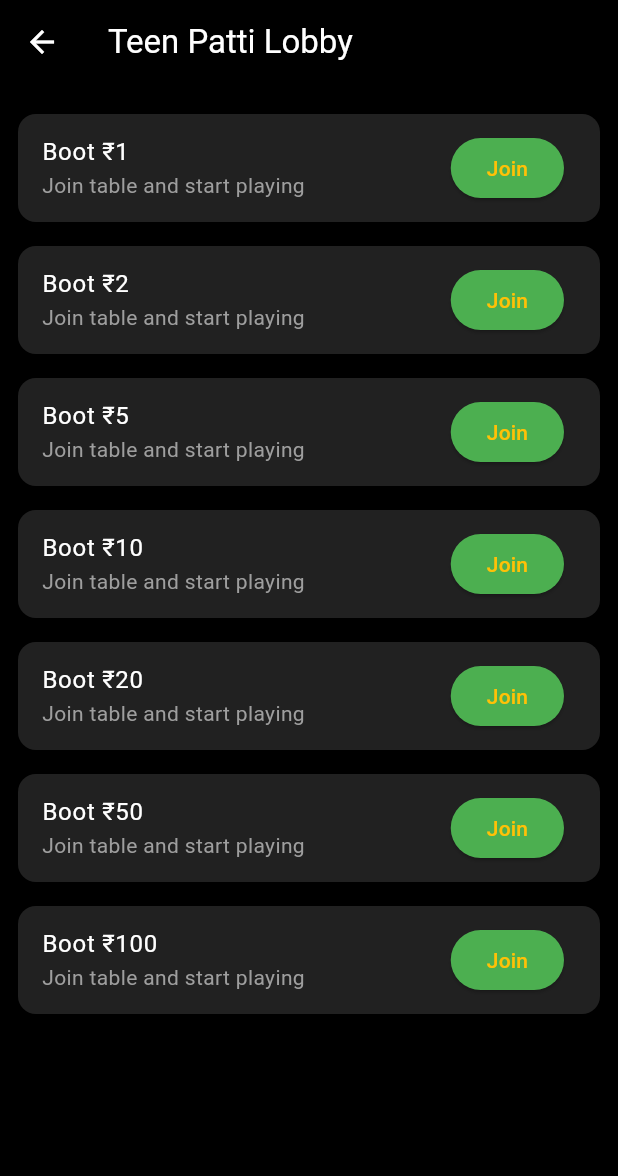
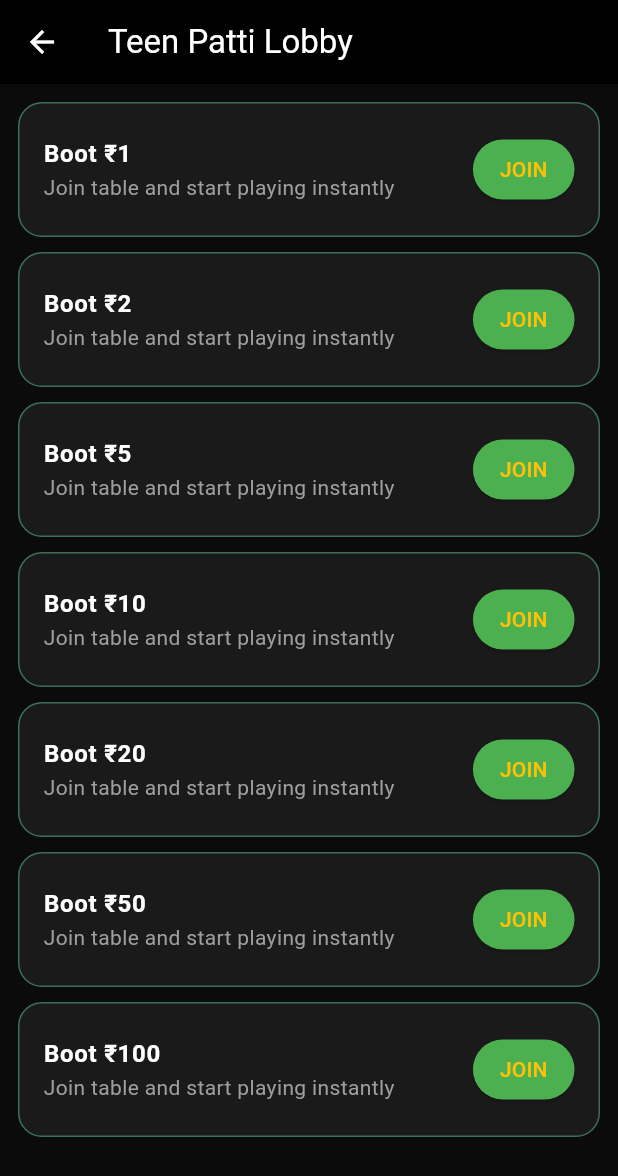
Before and after one commit to sujitfalia-blip/There-chad, a Flutter app: the LobbyScreen screen opened directly, on a phone screen of 412 x 824 dp. Shown: the top 1176 px of the screen. Run offline on Flutter 3.47's test engine with Material 3 defaults, Android fonts, the phone set to English and light mode, and no system bars; our stand-ins replace dio, shared_preferences; accounts and stored records are empty.

Commit message:
Update lobby_screen.dart

```diff
--- a/FLUTTER FRONTEND/lib/screens/lobby_screen.dart
+++ b/FLUTTER FRONTEND/lib/screens/lobby_screen.dart
@@ -9,16 +9,13 @@
 }
 
 class _LobbyScreenState extends State<LobbyScreen> {
-
   final List<int> boots = [1, 2, 5, 10, 20, 50, 100];
 
   bool isLoading = false;
-
   String? errorMessage;
 
-  // ================= JOIN TABLE =================
-
   Future<void> joinTable(int boot) async {
+    if (isLoading) return;
 
     setState(() {
       isLoading = true;
@@ -26,46 +23,40 @@
     });
 
     try {
-
       final res = await ApiService().joinTable(boot);
 
-      if (res["table_id"] != null) {
+      final tableId = res["table_id"];
+
+      if (tableId != null) {
+        if (!mounted) return;
 
         Navigator.pushNamed(
           context,
           "/game",
-          arguments: res["table_id"],
+          arguments: tableId,
         );
-
       } else {
-
         setState(() {
           errorMessage = res["message"] ?? "Failed to join table";
         });
       }
-
     } catch (e) {
-
       setState(() {
-        errorMessage = e.toString();
+        errorMessage = "Something went wrong: $e";
       });
-
     } finally {
-
-      setState(() {
-        isLoading = false;
-      });
+      if (mounted) {
+        setState(() {
+          isLoading = false;
+        });
+      }
     }
   }
 
-  // ================= UI =================
-
   @override
   Widget build(BuildContext context) {
-
     return Scaffold(
-
-      backgroundColor: Colors.black,
+      backgroundColor: const Color(0xFF0B0B0B),
 
       appBar: AppBar(
         title: const Text("Teen Patti Lobby"),
@@ -74,78 +65,87 @@
       ),
 
       body: Stack(
-
         children: [
-
           // ================= TABLE LIST =================
-
-          ListView.builder(
-
+          ListView.separated(
             padding: const EdgeInsets.all(12),
-
             itemCount: boots.length,
-
+            separatorBuilder: (_, __) => const SizedBox(height: 10),
             itemBuilder: (context, index) {
-
               final boot = boots[index];
 
-              return Card(
-
-                color: Colors.grey[900],
-
-                margin: const EdgeInsets.symmetric(vertical: 8),
-
+              return Container(
+                decoration: BoxDecoration(
+                  color: const Color(0xFF1A1A1A),
+                  borderRadius: BorderRadius.circular(16),
+                  border: Border.all(color: Colors.greenAccent.withOpacity(0.4)),
+                ),
                 child: ListTile(
+                  contentPadding: const EdgeInsets.symmetric(
+                    horizontal: 16,
+                    vertical: 8,
+                  ),
 
                   title: Text(
                     "Boot ₹$boot",
-                    style: const TextStyle(color: Colors.white),
+                    style: const TextStyle(
+                      color: Colors.white,
+                      fontWeight: FontWeight.bold,
+                    ),
                   ),
 
                   subtitle: const Text(
-                    "Join table and start playing",
+                    "Join table and start playing instantly",
                     style: TextStyle(color: Colors.grey),
                   ),
 
                   trailing: ElevatedButton(
-
                     style: ElevatedButton.styleFrom(
                       backgroundColor: Colors.green,
+                      padding: const EdgeInsets.symmetric(
+                        horizontal: 18,
+                        vertical: 10,
+                      ),
                     ),
-
-                    onPressed: isLoading
-                        ? null
-                        : () => joinTable(boot),
-
-                    child: const Text("Join"),
+                    onPressed: isLoading ? null : () => joinTable(boot),
+                    child: const Text("JOIN"),
                   ),
                 ),
               );
             },
           ),
 
-          // ================= LOADING =================
-
+          // ================= LOADING OVERLAY =================
           if (isLoading)
             Container(
               color: Colors.black54,
               child: const Center(
-                child: CircularProgressIndicator(
-                  color: Colors.green,
+                child: Column(
+                  mainAxisSize: MainAxisSize.min,
+                  children: [
+                    CircularProgressIndicator(color: Colors.green),
+                    SizedBox(height: 10),
+                    Text(
+                      "Joining Table...",
+                      style: TextStyle(color: Colors.white),
+                    )
+                  ],
                 ),
               ),
             ),
 
           // ================= ERROR =================
-
           if (errorMessage != null)
             Positioned(
               bottom: 20,
-              left: 20,
-              right: 20,
+              left: 16,
+              right: 16,
               child: Container(
                 padding: const EdgeInsets.all(12),
-                color: Colors.red,
+                decoration: BoxDecoration(
+                  color: Colors.red.withOpacity(0.9),
+                  borderRadius: BorderRadius.circular(12),
+                ),
                 child: Text(
                   errorMessage!,
                   style: const TextStyle(color: Colors.white),
```
